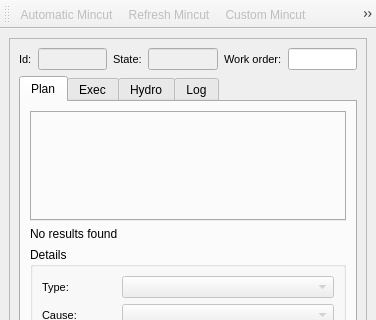
Before: the Qt Designer form core/ui/toolbars/om/mincut.ui in Giswater/giswater_qgis_plugin, drawn with Qt 5; both pictures show x 0 to 376 and y 0 to 320 of the 376 by 768 pixel window.
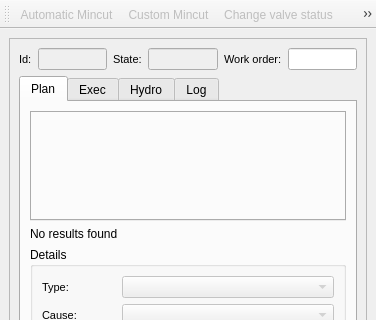
After: the same form once the commit is applied. Icons and pictures are not drawn.

Commit message: Change buttons position in mincut

Diff of the .ui file:
```diff
--- a/core/ui/toolbars/om/mincut.ui
+++ b/core/ui/toolbars/om/mincut.ui
@@ -909,9 +909,9 @@
     <bool>false</bool>
    </attribute>
    <addaction name="actionMincut"/>
-   <addaction name="actionRefreshMincut"/>
    <addaction name="actionCustomMincut"/>
    <addaction name="actionChangeValveStatus"/>
+   <addaction name="actionRefreshMincut"/>
    <addaction name="actionAddConnec"/>
    <addaction name="actionAddHydrometer"/>
    <addaction name="actionComposer"/>
```
